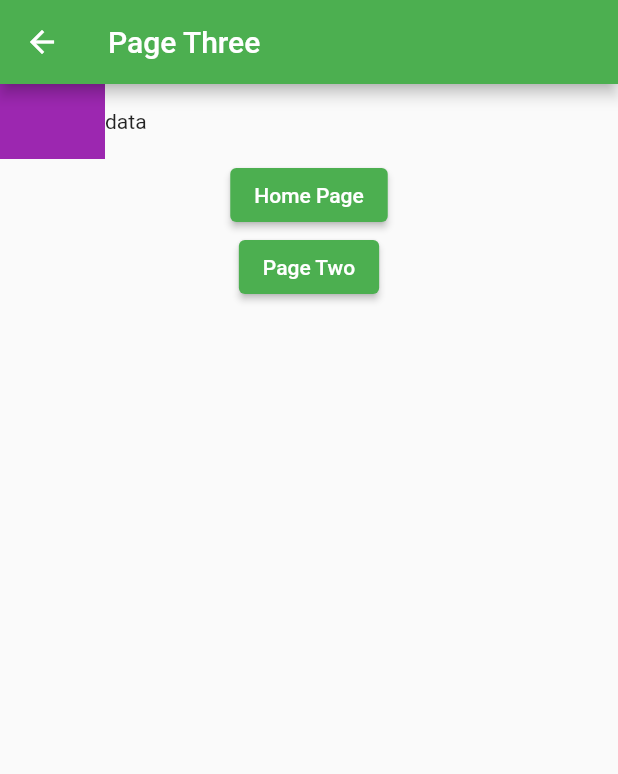
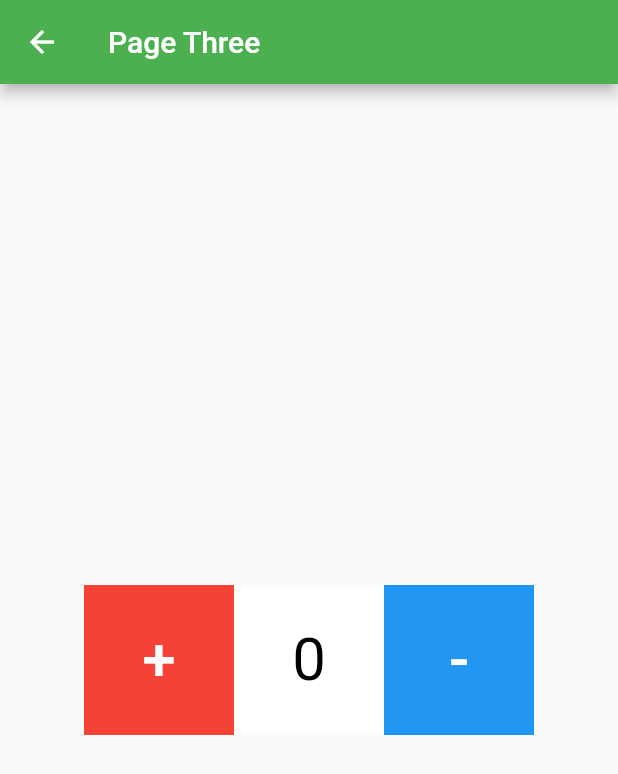
Before and after one commit to muzahidul190/first_flutter_app, a Flutter app: the screen it shows after launch, after a tap on "Page Three", on a phone screen of 412 x 824 dp. Shown: the top 774 px of the screen. Run offline on Flutter 3.47's test engine with Material 2 defaults, Android fonts, the phone set to English and light mode, and no system bars.

Commit message:
Increment decrement added

```diff
--- a/lib/main.dart
+++ b/lib/main.dart
@@ -28,7 +28,38 @@ List<String> theList = [
   'Item Three',
   'Item Four',
   'Item Five',
-  'Item Six'
+  'Item Six',
+  'Item One',
+  'Item Two',
+  'Item Three',
+  'Item Four',
+  'Item Five',
+  'Item Six',
+  'Item One',
+  'Item Two',
+  'Item Three',
+  'Item Four',
+  'Item Five',
+  'Item Six',
+  'Item One',
+  'Item Two',
+  'Item Three',
+  'Item Four',
+  'Item Five',
+  'Item Six',
+  'Item One',
+  'Item Two',
+  'Item Three',
+  'Item Four',
+  'Item Five',
+  'Item Six',
+  'Item One',
+  'Item Two',
+  'Item Three',
+  'Item Four',
+  'Item Five',
+  'Item Six',
+  'Item Seven'
 ];
 
 class MyHomePage extends StatelessWidget {
@@ -77,7 +108,7 @@ class MyHomePage extends StatelessWidget {
           ],
         ),
       ),
-      body: ListView(
+      body: Column(
         children: [
           ElevatedButton(
             child: const Text('Page 2'),
@@ -86,7 +117,8 @@ class MyHomePage extends StatelessWidget {
                   MaterialPageRoute(builder: (context) => const MyHomePage2()));
             },
           ),
-          ListView.separated(
+          Expanded(
+            child: ListView.separated(
               scrollDirection: Axis.vertical,
               shrinkWrap: true,
               itemBuilder: (context, index) => Text(theList[index]),
@@ -95,12 +127,28 @@ class MyHomePage extends StatelessWidget {
               ),
               itemCount: theList.length,
             ),
+          ),
           ElevatedButton(
               onPressed: (){
                 Navigator.push(context, MaterialPageRoute(builder: (context) => const pageThree()));
               },
               child: const Text('Page Three')
           ),
+          Container(
+            height: 30,
+            //padding: Padding(),
+            decoration: const BoxDecoration(
+              color: Colors.deepOrangeAccent,
+
+            ),
+            child: const Center(
+              child: Text(
+                'This is test text',
+              style: TextStyle(
+                color: Colors.black,
+              ),
+            ),),
+          ),
         ],
       ),
     );
--- a/lib/page_three.dart
+++ b/lib/page_three.dart
@@ -1,45 +1,73 @@
-import 'package:first_flutter_app/main.dart';
+// ignore_for_file: camel_case_types
+
 import 'package:flutter/cupertino.dart';
 import 'package:flutter/material.dart';
-import 'package:first_flutter_app/page_two.dart';
 
-class pageThree extends StatelessWidget {
+class pageThree extends StatefulWidget {
   const pageThree({Key? key}) : super(key: key);
 
+  @override
+  State<pageThree> createState() => _pageThreeState();
+}
+
+class _pageThreeState extends State<pageThree> {
+  int a = 0;
   @override
   Widget build(BuildContext context) {
     return Scaffold(
       appBar: AppBar(
         title: const Text('Page Three'),
       ),
-      body: Column(
-        children: [
-          Row(
-            children: [
-              Container(
-                height: 50,
-                width: 70,
-                color: Colors.purple,
+      body: Center(
+        child: Row(
+          mainAxisAlignment: MainAxisAlignment.center,
+          children: [
+            Container(
+              height: 100,
+              width: 100,
+              decoration: const BoxDecoration(
+                color: Colors.red,
               ),
-              const Text('data')
-            ],
-          ),
-          Center(
-            child: ElevatedButton(
-              onPressed: (){
-                Navigator.push(context, MaterialPageRoute(builder: (context) => const MyHomePage()));
-              }, child: const Text('Home Page'),
+              child: TextButton(
+                child: const Center(
+                  child: Text('+',style: TextStyle(fontSize: 40,color: Colors.white),),
+                ),
+                onPressed: (){
+                  setState(() {
+                    a++;
+                  });
+                },
+              ),
             ),
-          ),
-          Center(
-            child: ElevatedButton(
-              onPressed: (){
-                Navigator.push(context, MaterialPageRoute(builder: (context) => const MyHomePage2()));
-              },
-              child: const Text('Page Two'),
+            Container(
+              height: 100,
+              width: 100,
+              decoration: const BoxDecoration(
+                color: Colors.white,
+              ),
+              child: Center(
+                child: Text(a.toString(),style: const TextStyle(fontSize: 40,color: Colors.black),),
+              ),
             ),
-          )
-        ],
+            Container(
+              height: 100,
+              width: 100,
+              decoration: const BoxDecoration(
+                color: Colors.blue,
+              ),
+              child: TextButton(
+                child: const Center(
+                  child: Text('-',style: TextStyle(fontSize: 40,color: Colors.white),),
+                ),
+                onPressed: (){
+                  setState(() {
+                    a--;
+                  });
+                },
+              ),
+            ),
+          ],
+        ),
       ),
     );
   }
```
Lines whose indentation alone changed are shown as unchanged.
